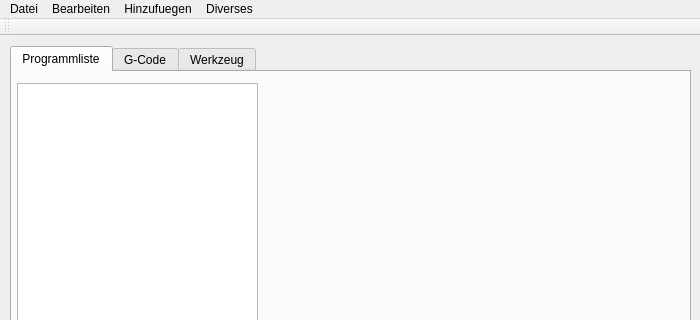
Before: the Qt Designer form mainwindow.ui in TischlerWilly/GCodeGenerator, drawn with Qt 5; both pictures show x 0 to 700 and y 0 to 320 of the 700 by 723 pixel window.
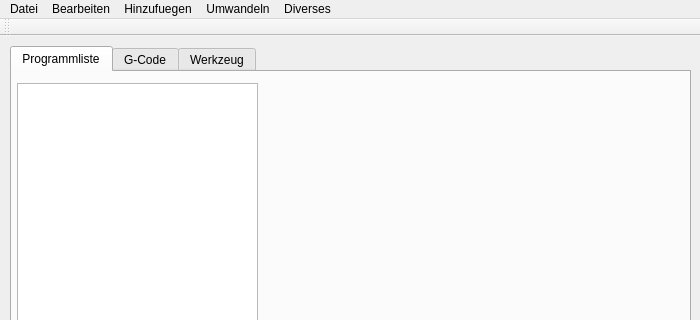
After: the same form once the commit is applied.

```diff
--- a/mainwindow.ui
+++ b/mainwindow.ui
@@ -228,9 +228,17 @@
     <addaction name="actionMakeGebogene_Fraesbahn"/>
     <addaction name="actionMakeAbfahren"/>
    </widget>
+   <widget class="QMenu" name="menuUmwandeln">
+    <property name="title">
+     <string>Umwandeln</string>
+    </property>
+    <addaction name="actionKreis_in_Kreistasche_umwandeln"/>
+    <addaction name="actionKreistasche_in_Kreis_umwandeln"/>
+   </widget>
    <addaction name="menuDatei"/>
    <addaction name="menuBearbeiten"/>
    <addaction name="menuHinzufuegen"/>
+   <addaction name="menuUmwandeln"/>
    <addaction name="menuMen"/>
   </widget>
   <widget class="QToolBar" name="mainToolBar">
```
Left out of the diff: 16 changed lines with no effect on the pictures.
